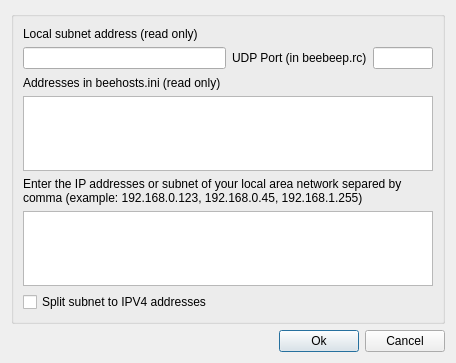
First picture: the form in src/GuiSearchUser.ui, repository hwgao/beebeep, before the edit.
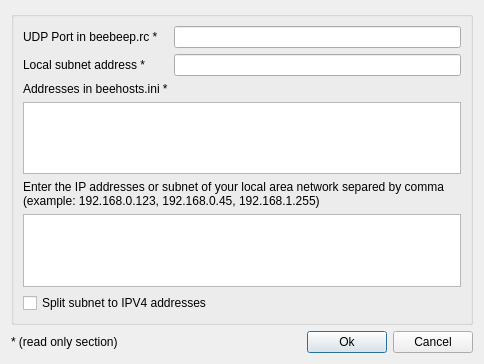
Second picture: the form after the edit.

```diff
--- a/src/GuiSearchUser.ui
+++ b/src/GuiSearchUser.ui
@@ -6,81 +6,38 @@
    <rect>
     <x>0</x>
     <y>0</y>
-    <width>456</width>
-    <height>363</height>
+    <width>484</width>
+    <height>364</height>
    </rect>
   </property>
   <property name="windowTitle">
    <string>Dialog</string>
   </property>
   <layout class="QGridLayout" name="gridLayout_2">
-   <item row="0" column="0" colspan="3">
+   <item row="0" column="0" colspan="4">
     <widget class="QGroupBox" name="mp_boxBroadcast">
      <layout class="QGridLayout" name="gridLayout">
-      <item row="0" column="0">
-       <widget class="QLabel" name="mp_lBase">
-        <property name="text">
-         <string>Local subnet address (read only)</string>
-        </property>
-        <property name="textFormat">
-         <enum>Qt::PlainText</enum>
+      <item row="5" column="0" colspan="2">
+       <widget class="QPlainTextEdit" name="mp_teAddressesInSettings">
+        <property name="maximumSize">
+         <size>
+          <width>16777215</width>
+          <height>75</height>
+         </size>
         </property>
        </widget>
       </item>
       <item row="1" column="0">
-       <widget class="QLineEdit" name="mp_leBaseAddress">
-        <property name="readOnly">
-         <bool>true</bool>
-        </property>
-       </widget>
-      </item>
-      <item row="1" column="1">
-       <widget class="QLabel" name="mp_lUdpPort">
+       <widget class="QLabel" name="mp_lBase">
         <property name="text">
-         <string>UDP Port (in beebeep.rc)</string>
-        </property>
-       </widget>
-      </item>
-      <item row="1" column="2">
-       <widget class="QLineEdit" name="mp_leUdpPort">
-        <property name="maximumSize">
-         <size>
-          <width>60</width>
-          <height>16777215</height>
-         </size>
-        </property>
-        <property name="maxLength">
-         <number>32772</number>
-        </property>
-        <property name="readOnly">
-         <bool>true</bool>
-        </property>
-       </widget>
-      </item>
-      <item row="2" column="0" colspan="2">
-       <widget class="QLabel" name="mp_lHostIni">
-        <property name="text">
-         <string>Addresses in beehosts.ini (read only)</string>
+         <string>Local subnet address *</string>
         </property>
         <property name="textFormat">
          <enum>Qt::PlainText</enum>
         </property>
        </widget>
       </item>
-      <item row="3" column="0" colspan="3">
-       <widget class="QPlainTextEdit" name="mp_teAddressesInHosts">
-        <property name="maximumSize">
-         <size>
-          <width>16777215</width>
-          <height>75</height>
-         </size>
-        </property>
-        <property name="readOnly">
-         <bool>true</bool>
-        </property>
-       </widget>
-      </item>
-      <item row="4" column="0" colspan="3">
+      <item row="4" column="0" colspan="2">
        <widget class="QLabel" name="mp_lBroadcast">
         <property name="text">
          <string>Enter the IP addresses or subnet of your local area network separed by comma (example: 192.168.0.123, 192.168.0.45, 192.168.1.255)</string>
@@ -93,12 +50,55 @@
         </property>
        </widget>
       </item>
-      <item row="5" column="0" colspan="3">
-       <widget class="QPlainTextEdit" name="mp_teAddressesInSettings">
+      <item row="0" column="1">
+       <widget class="QLineEdit" name="mp_leUdpPort">
+        <property name="minimumSize">
+         <size>
+          <width>120</width>
+          <height>0</height>
+         </size>
+        </property>
+       </widget>
+      </item>
+      <item row="2" column="0">
+       <widget class="QLabel" name="mp_lHostIni">
+        <property name="text">
+         <string>Addresses in beehosts.ini *</string>
+        </property>
+        <property name="textFormat">
+         <enum>Qt::PlainText</enum>
+        </property>
+       </widget>
+      </item>
+      <item row="3" column="0" colspan="2">
+       <widget class="QPlainTextEdit" name="mp_teAddressesInHosts">
         <property name="maximumSize">
          <size>
           <width>16777215</width>
           <height>75</height>
+         </size>
+        </property>
+        <property name="readOnly">
+         <bool>true</bool>
+        </property>
+       </widget>
+      </item>
+      <item row="0" column="0">
+       <widget class="QLabel" name="mp_lUdpPort">
+        <property name="text">
+         <string>UDP Port in beebeep.rc *</string>
+        </property>
+        <property name="textFormat">
+         <enum>Qt::PlainText</enum>
+        </property>
+       </widget>
+      </item>
+      <item row="1" column="1">
+       <widget class="QLineEdit" name="mp_leSubnet">
+        <property name="minimumSize">
+         <size>
+          <width>120</width>
+          <height>0</height>
          </size>
         </property>
        </widget>
@@ -114,6 +114,13 @@
     </widget>
    </item>
    <item row="1" column="0">
+    <widget class="QLabel" name="mp_lRO">
+     <property name="text">
+      <string>* (read only section)</string>
+     </property>
+    </widget>
+   </item>
+   <item row="1" column="1">
     <spacer name="horizontalSpacer">
      <property name="orientation">
       <enum>Qt::Horizontal</enum>
@@ -126,14 +133,14 @@
      </property>
     </spacer>
    </item>
-   <item row="1" column="1">
+   <item row="1" column="2">
     <widget class="QPushButton" name="mp_pbOk">
      <property name="text">
       <string>Ok</string>
      </property>
     </widget>
    </item>
-   <item row="1" column="2">
+   <item row="1" column="3">
     <widget class="QPushButton" name="mp_pbCancel">
      <property name="text">
       <string>Cancel</string>
```
Left out of the diff: 2 changed lines with no effect on the pictures.
